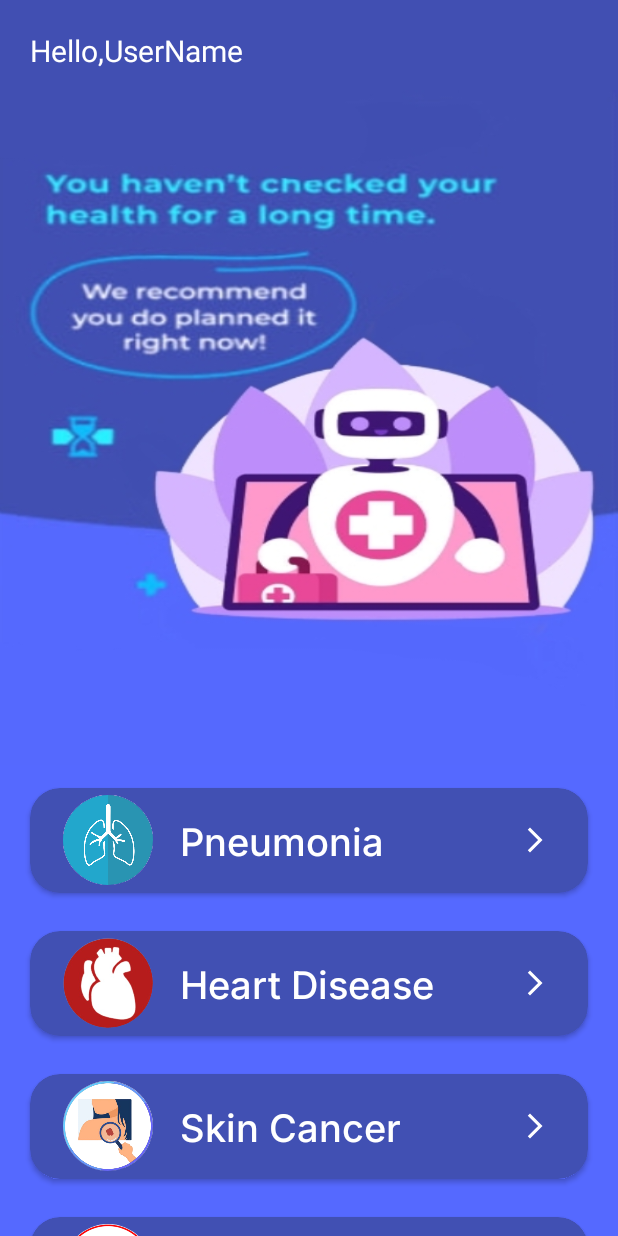
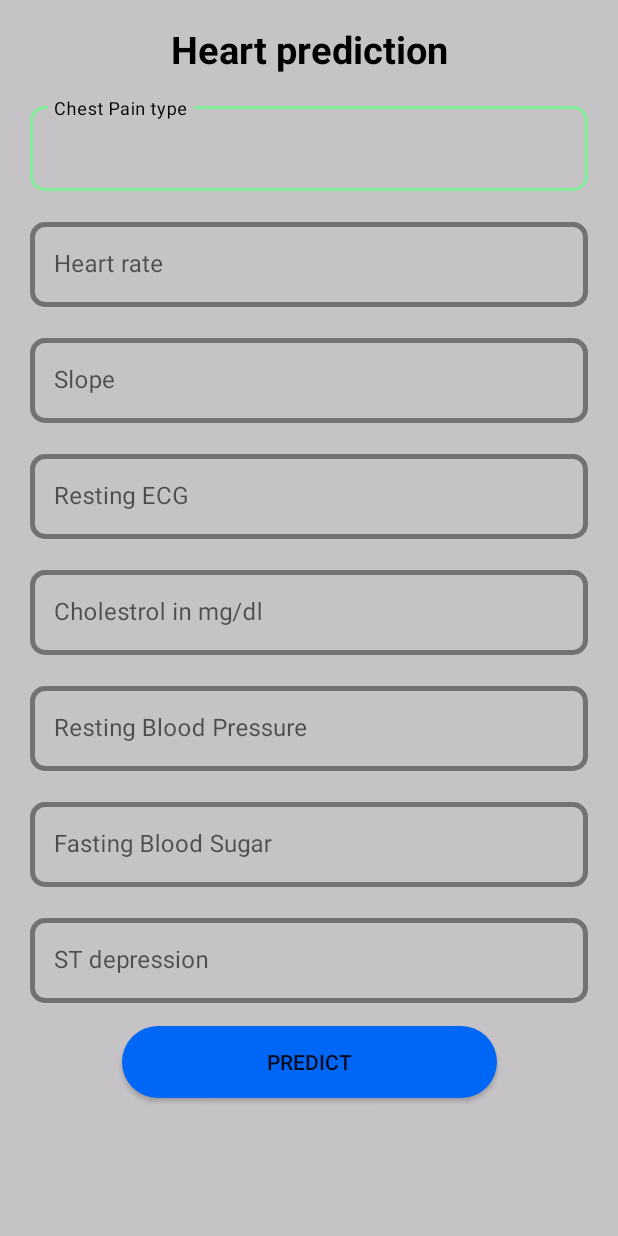
Before and after one commit to AhmedKamal71/OnlineDoctor, an Android app: the MenuScreen screen opened directly, with no data from a screen before it, after a tap on "Heart Disease", on a phone screen of 412 x 824 dp. Run offline under Robolectric (Android 15) with nearby library versions, the phone set to English and light mode, and no system bars; our stand-ins replace Volley; Roboto replaces fonts that are not available here.

Commit message:
Heart Disease Model And Screen ui end

```diff
--- /dev/null
+++ b/app/src/main/java/com/example/onlinedoctor/Heart.java
@@ -0,0 +1,139 @@
+package com.example.onlinedoctor;
+
+import androidx.appcompat.app.AppCompatActivity;
+
+import android.graphics.Color;
+import android.os.Bundle;
+import android.util.Log;
+import android.view.View;
+import android.widget.Button;
+import android.widget.EditText;
+import android.widget.ImageButton;
+import android.widget.TextView;
+import android.widget.Toast;
+
+import com.android.volley.Request;
+import com.android.volley.RequestQueue;
+import com.android.volley.Response;
+import com.android.volley.VolleyError;
+import com.android.volley.toolbox.StringRequest;
+import com.android.volley.toolbox.Volley;
+
+import org.json.JSONException;
+import org.json.JSONObject;
+
+import java.util.HashMap;
+import java.util.Map;
+
+public class Heart extends AppCompatActivity {
+
+    private EditText cp, thalachh, slp, restecg, chol, trtbps, fbs, oldpeak;
+    private Button predict;
+    private ImageButton info1, info2, info3, info4, info5, info6, info7, info8;
+    private TextView result;
+    private Button tips;
+    String url = "http://192.168.1.35:5000/predict_heart";
+
+    @Override
+    protected void onCreate(Bundle savedInstanceState) {
+        super.onCreate(savedInstanceState);
+        setContentView(R.layout.activity_heart);
+
+        cp = findViewById(R.id.cp);
+        thalachh = findViewById(R.id.thalachh);
+        slp = findViewById(R.id.slp);
+        restecg = findViewById(R.id.restecg);
+        chol = findViewById(R.id.chol);
+        trtbps = findViewById(R.id.trtbps);
+        fbs = findViewById(R.id.fbs);
+        oldpeak = findViewById(R.id.oldpeak);
+        predict = findViewById(R.id.predict);
+        result = findViewById(R.id.result);
+
+
+        predict.setOnClickListener(new View.OnClickListener() {
+            @Override
+            public void onClick(View v) {
+
+                if (cp.getText().toString().isEmpty() || (!cp.getText().toString().equals("0")
+                        && !cp.getText().toString().equals("1") && !cp.getText().toString().equals("2") && !cp.getText().toString().equals("3"))) {
+                    cp.setError("Should be in 0-3 range");
+                } else if (thalachh.getText().toString().isEmpty() || Integer.parseInt(thalachh.getText().toString()) < 0) {
+                    thalachh.setError("Cannot be Empty");
+                } else if (slp.getText().toString().isEmpty() || (!slp.getText().toString().equals("0")
+                        && !slp.getText().toString().equals("1") && !slp.getText().toString().equals("2"))) {
+                    slp.setError("Should be in 0-2 range");
+                } else if (restecg.getText().toString().isEmpty() || (!restecg.getText().toString().equals("0")
+                        && !restecg.getText().toString().equals("1") && !restecg.getText().toString().equals("2"))) {
+                    restecg.setError("Should be in 0-2 range");
+                } else if (chol.getText().toString().isEmpty() || Integer.parseInt(chol.getText().toString()) < 0) {
+                    chol.setError("Cannot be Empty");
+                } else if (trtbps.getText().toString().isEmpty() || Integer.parseInt(trtbps.getText().toString()) < 0) {
+                    trtbps.setError("Cannot be Empty");
+                } else if (fbs.getText().toString().isEmpty() || (!fbs.getText().toString().equals("0") && !fbs.getText().toString().equals("1"))) {
+                    fbs.setError("Should be in 0-1 range");
+                } else if (oldpeak.getText().toString().isEmpty() || Float.parseFloat(oldpeak.getText().toString()) < 0) {
+                    oldpeak.setError("Cannot be Empty");
+                } else {
+
+                    //API -> Volley
+
+                    StringRequest stringRequest = new StringRequest(Request.Method.POST, url,
+                            new Response.Listener<String>() {
+
+                                @Override
+                                public void onResponse(String response) {
+
+                                    try {
+                                        JSONObject jsonObject = new JSONObject(response);
+                                        String data = jsonObject.getString("hearth_disease");
+
+
+                                        if (data.equals("0")) {
+                                            result.setTextColor(Color.parseColor("#5bdeac"));
+                                            result.setText("Result: No Heart Disease");
+                                        } else {
+                                            result.setTextColor(Color.parseColor("#EC4C4C"));
+                                            result.setText("Result: Heart Disease");
+                                        }
+
+
+                                    } catch (JSONException e) {
+                                        e.printStackTrace();
+                                    }
+                                }
+                            }, new Response.ErrorListener() {
+                        @Override
+                        public void onErrorResponse(VolleyError error) {
+                            String err = (error.getMessage() == null) ? "Failed! Please Try Again" : error.getMessage();
+                            Toast.makeText(Heart.this, err, Toast.LENGTH_SHORT).show();
+                            Log.d("API ERROR : ", err);
+                        }
+                    }) {
+                        @Override
+                        protected Map<String, String> getParams() {
+
+                            Map<String, String> params = new HashMap();
+                            params.put("cp", cp.getText().toString());
+                            params.put("thalachh", thalachh.getText().toString());
+                            params.put("slp", slp.getText().toString());
+                            params.put("restecg", restecg.getText().toString());
+                            params.put("chol", chol.getText().toString());
+                            params.put("trtbps", trtbps.getText().toString());
+                            params.put("fbs", fbs.getText().toString());
+                            params.put("oldpeak", oldpeak.getText().toString());
+
+                            return params;
+                        }
+                    };
+
+                    RequestQueue queue = Volley.newRequestQueue(Heart.this);
+                    queue.add(stringRequest);
+                }
+            }
+
+        });
+
+
+    }
+}
--- a/app/src/main/java/com/example/onlinedoctor/MenuScreen.java
+++ b/app/src/main/java/com/example/onlinedoctor/MenuScreen.java
@@ -24,7 +24,7 @@ public class MenuScreen extends AppCompatActivity {
         breast = findViewById(R.id.cv_breastCancer);
 
         heart.setOnClickListener(v -> {
-            Toast.makeText(this, "heart Screen", Toast.LENGTH_LONG).show();
+            startActivity(new Intent(MenuScreen.this , Heart.class));
         });
         skinCancer.setOnClickListener(v -> {
             startActivity(new Intent(MenuScreen.this , SkinDetectionScreen.class));
--- a/app/src/main/java/com/example/onlinedoctor/breast_cancer/Message.java
+++ b/app/src/main/java/com/example/onlinedoctor/breast_cancer/Message.java
@@ -6,5 +6,7 @@ import android.widget.Toast;
 public class Message {
     public static void message(Context context, String message) {
         Toast.makeText(context, message, Toast.LENGTH_LONG).show();
+
+
     }
 }
--- /dev/null
+++ b/app/src/main/res/drawable/ic_info.xml
@@ -0,0 +1,5 @@
+<vector android:height="24dp" android:tint="#000000"
+    android:viewportHeight="24" android:viewportWidth="24"
+    android:width="24dp" xmlns:android="http://schemas.android.com/apk/res/android">
+    <path android:fillColor="@android:color/white" android:pathData="M12,2C6.48,2 2,6.48 2,12s4.48,10 10,10 10,-4.48 10,-10S17.52,2 12,2zM13,17h-2v-6h2v6zM13,9h-2L11,7h2v2z"/>
+</vector>
--- /dev/null
+++ b/app/src/main/res/layout/activity_heart.xml
@@ -0,0 +1,223 @@
+<?xml version="1.0" encoding="utf-8"?>
+<androidx.constraintlayout.widget.ConstraintLayout xmlns:android="http://schemas.android.com/apk/res/android"
+    xmlns:app="http://schemas.android.com/apk/res-auto"
+    xmlns:tools="http://schemas.android.com/tools"
+    android:layout_width="match_parent"
+    android:layout_height="match_parent"
+    android:orientation="vertical"
+    tools:context=".Heart"
+    android:background="#c5c3c6">
+
+    <TextView
+        android:id="@+id/tv_titleHeart"
+        android:layout_width="match_parent"
+        android:layout_height="wrap_content"
+        android:textColor="@color/black"
+        android:layout_marginTop="15dp"
+        android:gravity="center"
+        android:text="Heart prediction"
+        android:textSize="25sp"
+        android:textStyle="bold"
+        app:layout_constraintEnd_toEndOf="parent"
+        app:layout_constraintStart_toStartOf="parent"
+        app:layout_constraintTop_toTopOf="parent" />
+
+                <com.google.android.material.textfield.TextInputLayout
+                    android:id="@+id/til_cp"
+                    style="@style/textInput"
+                    android:layout_width="match_parent"
+                    android:layout_height="wrap_content"
+                    android:hint="Chest Pain type"
+                    android:textSize="16sp"
+                    android:textStyle="bold"
+                    android:layout_marginTop="15dp"
+                    app:layout_constraintEnd_toEndOf="parent"
+                    app:layout_constraintStart_toStartOf="parent"
+                    app:layout_constraintTop_toBottomOf="@id/tv_titleHeart">
+
+                    <EditText
+                        android:id="@+id/cp"
+                        android:layout_width="match_parent"
+                        android:layout_height="match_parent"
+                        android:inputType="number" />
+                </com.google.android.material.textfield.TextInputLayout>
+
+                <com.google.android.material.textfield.TextInputLayout
+                    android:id="@+id/til_thalachh"
+                    style="@style/textInput"
+                    android:layout_width="match_parent"
+                    android:layout_height="wrap_content"
+                    android:hint="Heart rate"
+                    android:textSize="16sp"
+                    android:textStyle="bold"
+                    android:layout_marginTop="15dp"
+                    app:layout_constraintEnd_toEndOf="parent"
+                    app:layout_constraintStart_toStartOf="parent"
+                    app:layout_constraintTop_toBottomOf="@id/til_cp">
+
+                    <EditText
+                        android:id="@+id/thalachh"
+                        android:layout_width="match_parent"
+                        android:layout_height="match_parent"
+                        android:inputType="number" />
+                </com.google.android.material.textfield.TextInputLayout>
+
+                <com.google.android.material.textfield.TextInputLayout
+                    android:id="@+id/til_slp"
+                    style="@style/textInput"
+                    android:layout_width="match_parent"
+                    android:layout_height="wrap_content"
+                    android:hint="Slope"
+                    android:textSize="16sp"
+                    android:textStyle="bold"
+                    android:layout_marginTop="15dp"
+                    app:layout_constraintEnd_toEndOf="parent"
+                    app:layout_constraintStart_toStartOf="parent"
+                    app:layout_constraintTop_toBottomOf="@id/til_thalachh">
+
+                    <EditText
+                        android:id="@+id/slp"
+                        android:layout_width="match_parent"
+                        android:layout_height="match_parent"
+                        android:inputType="number" />
+                </com.google.android.material.textfield.TextInputLayout>
+
+                <com.google.android.material.textfield.TextInputLayout
+                    android:id="@+id/til_restecg"
+                    style="@style/textInput"
+                    android:layout_width="match_parent"
+                    android:layout_height="wrap_content"
+                    android:hint="Resting ECG"
+                    android:textSize="16sp"
+                    android:layout_marginTop="15dp"
+                    android:textStyle="bold"
+                    app:layout_constraintEnd_toEndOf="parent"
+                    app:layout_constraintStart_toStartOf="parent"
+                    app:layout_constraintTop_toBottomOf="@id/til_slp">
+
+                    <EditText
+                        android:id="@+id/restecg"
+                        android:layout_width="match_parent"
+                        android:layout_height="match_parent"
+                        android:inputType="number" />
+                </com.google.android.material.textfield.TextInputLayout>
+
+                <com.google.android.material.textfield.TextInputLayout
+                    android:id="@+id/til_chol"
+                    style="@style/textInput"
+                    android:layout_width="match_parent"
+                    android:layout_height="wrap_content"
+                    android:hint="Cholestrol in mg/dl"
+                    android:textSize="16sp"
+                    android:textStyle="bold"
+                    android:layout_marginTop="15dp"
+                    app:layout_constraintEnd_toEndOf="parent"
+                    app:layout_constraintStart_toStartOf="parent"
+                    app:layout_constraintTop_toBottomOf="@id/til_restecg">
+
+                    <EditText
+                        android:id="@+id/chol"
+                        android:layout_width="match_parent"
+                        android:layout_height="match_parent"
+                        android:inputType="number" />
+                </com.google.android.material.textfield.TextInputLayout>
+
+                <com.google.android.material.textfield.TextInputLayout
+                    android:id="@+id/til_trtbps"
+                    style="@style/textInput"
+                    android:layout_width="match_parent"
+                    android:layout_height="wrap_content"
+                    android:hint="Resting Blood Pressure"
+                    android:textSize="16sp"
+                    android:textStyle="bold"
+                    android:layout_marginTop="15dp"
+                    app:layout_constraintEnd_toEndOf="parent"
+                    app:layout_constraintStart_toStartOf="parent"
+                    app:layout_constraintTop_toBottomOf="@id/til_chol">
+
+                    <EditText
+                        android:id="@+id/trtbps"
+                        android:layout_width="match_parent"
+                        android:layout_height="match_parent"
+                        android:inputType="number" />
+                </com.google.android.material.textfield.TextInputLayout>
+
+                <com.google.android.material.textfield.TextInputLayout
+                    android:id="@+id/til_fbs"
+                    style="@style/textInput"
+                    android:layout_width="match_parent"
+                    android:layout_height="wrap_content"
+                    android:hint="Fasting Blood Sugar"
+                    android:textSize="16sp"
+                    android:textStyle="bold"
+                    android:layout_marginTop="15dp"
+                    app:layout_constraintEnd_toEndOf="parent"
+                    app:layout_constraintStart_toStartOf="parent"
+                    app:layout_constraintTop_toBottomOf="@id/til_trtbps">
+
+                    <EditText
+                        android:id="@+id/fbs"
+                        android:layout_width="match_parent"
+                        android:layout_height="match_parent"
+                        android:inputType="number" />
+                </com.google.android.material.textfield.TextInputLayout>
+
+                <com.google.android.material.textfield.TextInputLayout
+                    android:id="@+id/til_oldpeak"
+                    style="@style/textInput"
+                    android:layout_width="match_parent"
+                    android:layout_height="wrap_content"
+                    android:hint="ST depression"
+                    android:textSize="16sp"
+                    android:textStyle="bold"
+                    android:layout_marginTop="15dp"
+                    app:layout_constraintEnd_toEndOf="parent"
+                    app:layout_constraintStart_toStartOf="parent"
+                    app:layout_constraintTop_toBottomOf="@id/til_fbs">
+
+                    <EditText
+                        android:id="@+id/oldpeak"
+                        android:layout_width="match_parent"
+                        android:layout_height="match_parent"
+                        android:inputType="number" />
+                </com.google.android.material.textfield.TextInputLayout>
+
+
+                <androidx.appcompat.widget.AppCompatButton
+                    android:id="@+id/predict"
+                    android:layout_width="250dp"
+                    android:layout_height="wrap_content"
+                    android:layout_marginStart="10dp"
+                    android:layout_marginTop="15dp"
+                    android:background="@drawable/round_btn"
+                    android:layout_marginEnd="10dp"
+                    android:textAllCaps="false"
+                    android:text="PREDICT"
+                    app:layout_constraintEnd_toEndOf="parent"
+                    app:layout_constraintStart_toStartOf="parent"
+                    app:layout_constraintTop_toBottomOf="@id/til_oldpeak" />
+
+                <TextView
+                    android:id="@+id/result"
+                    android:layout_width="wrap_content"
+                    android:layout_height="50dp"
+                    android:layout_marginStart="20dp"
+                    android:layout_marginEnd="20dp"
+                    android:layout_marginTop="15dp"
+                    android:gravity="center"
+                    android:textSize="25sp"
+                    android:textStyle="bold"
+                    android:textColor="@color/black"
+                    tools:text="Meliginant"
+                    app:layout_constraintEnd_toEndOf="parent"
+                    app:layout_constraintStart_toStartOf="parent"
+
+                    app:layout_constraintTop_toBottomOf="@id/predict"/>
+
+
+
+
+
+
+
+</androidx.constraintlayout.widget.ConstraintLayout>
```
Also changed, not shown: app/src/main/AndroidManifest.xml (+15 -7 lines), app/src/main/java/com/example/onlinedoctor/History.java (added, +28 -0 lines), app/src/main/java/com/example/onlinedoctor/breast_cancer/BreastCancer.java (+6 -2 lines), app/src/main/java/com/example/onlinedoctor/breast_cancer/myDbAdapter.java (+5 -5 lines), app/src/main/res/layout/activity_breast_cancer.xml (+7 -6 lines), app/src/main/res/layout/activity_history.xml (added, +16 -0 lines).
